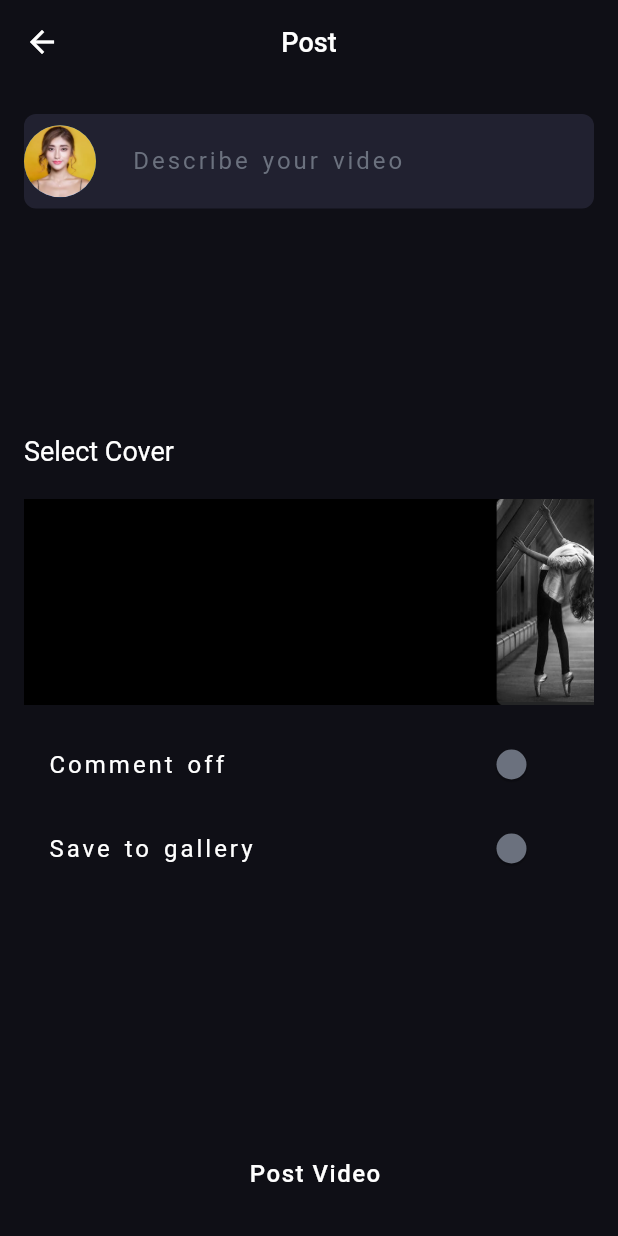
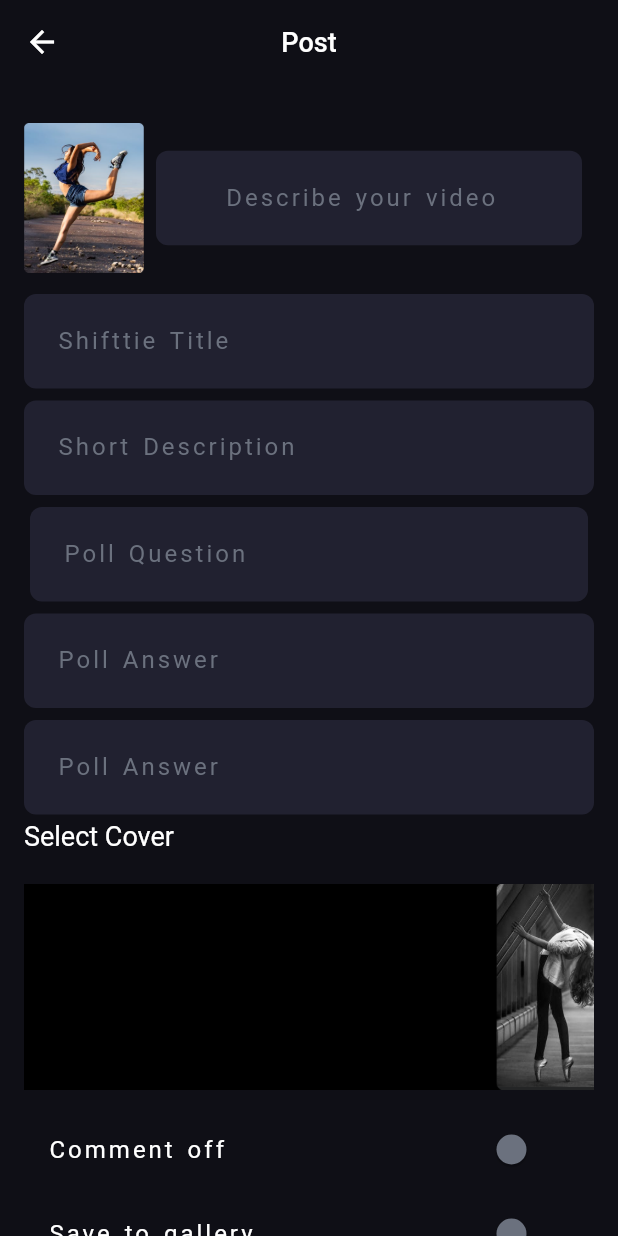
Before and after one commit to hassan-zafar/shifftie, a Flutter app: the PostInfo screen opened by its route, on a phone screen of 412 x 824 dp. Run offline on Flutter 3.47's test engine with Material 2 defaults, Android fonts, the phone set to English and light mode, and no system bars; our stand-ins replace cached_network_image, fl_chart, flutter_bloc, flutter_phoenix, flutter_svg, google_fonts and 1 more; missing offline and left inert: animation_wrappers.

Commit message:
changed a bunch of things

```diff
--- a/lib/BottomNavigation/AddVideo/post_info.dart
+++ b/lib/BottomNavigation/AddVideo/post_info.dart
@@ -41,20 +41,62 @@ class _PostInfoState extends State<PostInfo> {
         centerTitle: true,
       ),
       body: FadedSlideAnimation(
+        child: SingleChildScrollView(
           child: Padding(
             padding: const EdgeInsets.all(16.0),
             child: Column(
               crossAxisAlignment: CrossAxisAlignment.stretch,
               children: <Widget>[
-              EntryField(
-                prefix: FadedScaleAnimation(
-                  child: const CircleAvatar(
-                    backgroundImage: AssetImage('assets/images/user.webp'),
+                Row(
+                  children: [
+                    Image.asset(
+                      'assets/thumbnails/dance/Layer 952.png',
+                      height: 120,
+                      width: 80,
+                    ),
+                    Expanded(
+                      child: Padding(
+                        padding: const EdgeInsets.all(8.0),
+                        child: EntryField(
+                          // prefix: FadedScaleAnimation(
+                          //   child: const CircleAvatar(
+                          //     backgroundImage:
+                          //         AssetImage('assets/images/user.webp'),
+                          //   ),
+                          // ),
+                          label: '    ' +
+                              AppLocalizations.of(context)!.describeVideo!,
                         ),
                       ),
-                label: '    ' + AppLocalizations.of(context)!.describeVideo!,
                     ),
-              const Spacer(),
+                  ],
+                ),
+                const EntryField(
+                  textCapitalization: TextCapitalization.words,
+                  label: 'Shifttie Title',
+                  keyboardType: TextInputType.emailAddress,
+                ),
+                const EntryField(
+                  textCapitalization: TextCapitalization.words,
+                  label: 'Short Description',
+                  keyboardType: TextInputType.emailAddress,
+                ),
+                const EntryField(
+                  textCapitalization: TextCapitalization.words,
+                  label: 'Poll Question',
+                  padding: EdgeInsets.all(4),
+                  keyboardType: TextInputType.emailAddress,
+                ),
+                const EntryField(
+                  textCapitalization: TextCapitalization.words,
+                  label: 'Poll Answer',
+                  keyboardType: TextInputType.emailAddress,
+                ),
+                const EntryField(
+                  textCapitalization: TextCapitalization.words,
+                  label: 'Poll Answer',
+                  keyboardType: TextInputType.emailAddress,
+                ),
                 Text(
                   AppLocalizations.of(context)!.selectCover! + '\n',
                   style: TextStyle(color: secondaryColor, fontSize: 18),
@@ -105,7 +147,6 @@ class _PostInfoState extends State<PostInfo> {
                     activeColor: mainColor,
                   ),
                 ),
-              const Spacer(),
                 CustomButton(
                   text: AppLocalizations.of(context)!.postVideo,
                   onPressed: () {
@@ -115,6 +156,7 @@ class _PostInfoState extends State<PostInfo> {
               ],
             ),
           ),
+        ),
         beginOffset: const Offset(0, 0.3),
         endOffset: const Offset(0, 0),
         slideCurve: Curves.linearToEaseOut,
--- a/lib/Shifts/ShiftExpand/shift_tabbar_page.dart
+++ b/lib/Shifts/ShiftExpand/shift_tabbar_page.dart
@@ -38,7 +38,7 @@ class _ShiftTabBarPageState extends State<ShiftTabBarPage> {
                 children: <Widget>[
                   const ShiftDetailsPage(),
                   TabGrid(
-                    food + food,
+                    food + food,isVote: true,
                     viewIcon: Icons.remove_red_eye,
                     views: '2.2k',
                     onTap: () => Navigator.pushNamed(
```
Also changed, not shown: lib/Components/tab_grid.dart (+25 -7 lines), lib/Screens/welcome.dart (+8 -0 lines), lib/Shifts/ShiftExpand/vote_expand_page.dart (added, +80 -0 lines). Lines whose indentation alone changed are shown as unchanged.
